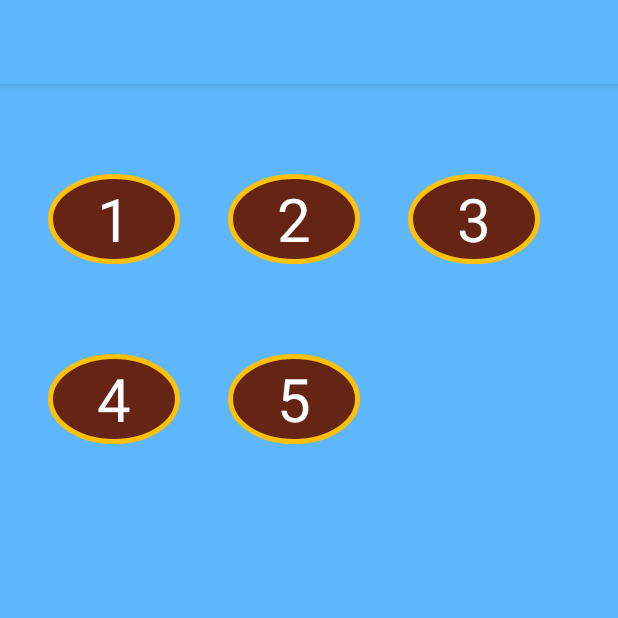
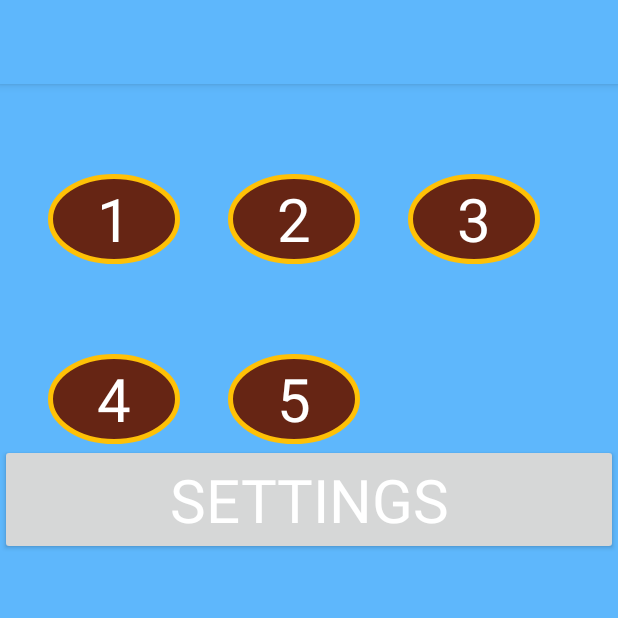
Before and after one commit to Slafed/Bubbles, an Android app: the LevelSelectActivity screen opened directly, with no data from a screen before it, on a phone screen of 412 x 824 dp, the top half of it. Run offline under Robolectric (Android 15) with nearby library versions, the phone set to English and light mode, and no system bars; Roboto replaces fonts that are not available here.

Commit message:
Settings

```diff
--- a/app/src/main/AndroidManifest.xml
+++ b/app/src/main/AndroidManifest.xml
@@ -9,7 +9,11 @@
         android:roundIcon="@mipmap/ic_launcher_round"
         android:supportsRtl="true"
         android:theme="@style/AppTheme">
-        <activity android:name=".Pop" android:theme="@style/AppTheme.CustomTheme"></activity>
+        <activity android:name=".SettingsActivity"
+            android:theme="@style/AppTheme.CustomTheme"></activity>
+        <activity
+            android:name=".Pop"
+            android:theme="@style/AppTheme.CustomTheme" />
         <activity
             android:name=".LevelSelectActivity"
             android:theme="@style/AppThemeBright" />
--- a/app/src/main/java/com/example/bubbles/LevelSelectActivity.java
+++ b/app/src/main/java/com/example/bubbles/LevelSelectActivity.java
@@ -4,7 +4,9 @@ import androidx.appcompat.app.AppCompatActivity;
 
 import android.content.Intent;
 import android.os.Bundle;
+import android.util.Log;
 import android.view.View;
+import android.widget.Button;
 
 public class LevelSelectActivity extends AppCompatActivity {
 
@@ -12,6 +14,16 @@ public class LevelSelectActivity extends AppCompatActivity {
     protected void onCreate(Bundle savedInstanceState) {
         super.onCreate(savedInstanceState);
         setContentView(R.layout.activity_level_select);
+
+        Button b = (Button) findViewById(R.id.setBut);
+        b.setOnClickListener(new View.OnClickListener() {
+            @Override
+            public void onClick(View v) {
+                Log.d("Denna", "inside setOnClickListener");
+                startActivity(new Intent(LevelSelectActivity.this,SettingsActivity.class));
+
+            }
+        });
     }
 
     public void selectedLevel(View v)
--- a/app/src/main/res/layout/activity_level_select.xml
+++ b/app/src/main/res/layout/activity_level_select.xml
@@ -71,4 +71,10 @@
             android:text="5"/>
     </LinearLayout>
 
+    <Button
+        android:id="@+id/setBut"
+        android:layout_width="match_parent"
+        android:layout_height="wrap_content"
+        android:text="Settings" />
+
 </LinearLayout>
```
Also changed, not shown: app/src/main/java/com/example/bubbles/SettingsActivity.java (added, +28 -0 lines), app/src/main/res/layout/activity_settings.xml (added, +10 -0 lines).
